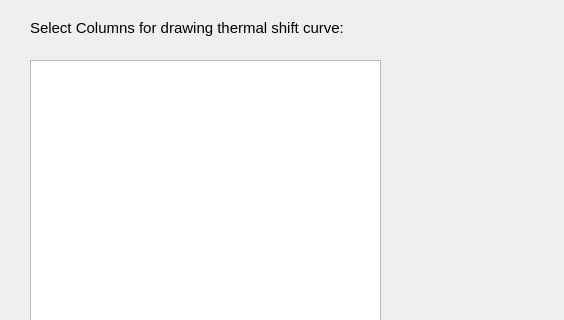
Before: the Qt Designer form ColumnSelect.ui in hcji/ProSAP, drawn with Qt 5; both pictures show x 0 to 564 and y 0 to 320 of the 564 by 470 pixel window.
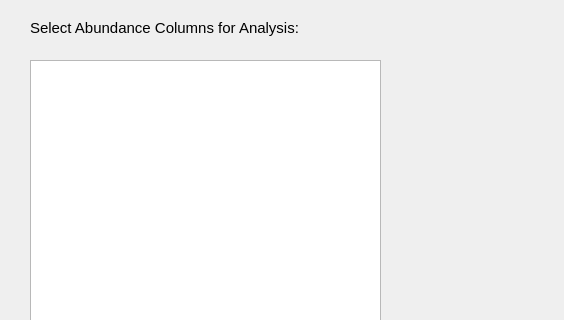
After: the same form once the commit is applied.

Commit message: adjust dist-based analysis

The edit to the form file:
```diff
--- a/ColumnSelect.ui
+++ b/ColumnSelect.ui
@@ -39,7 +39,7 @@
     </font>
    </property>
    <property name="text">
-    <string>Select Columns for drawing thermal shift curve:</string>
+    <string>Select Abundance Columns for Analysis:</string>
    </property>
   </widget>
   <widget class="QPushButton" name="ButtonColumnSelect">
```
The commit also changes 8 other files.
